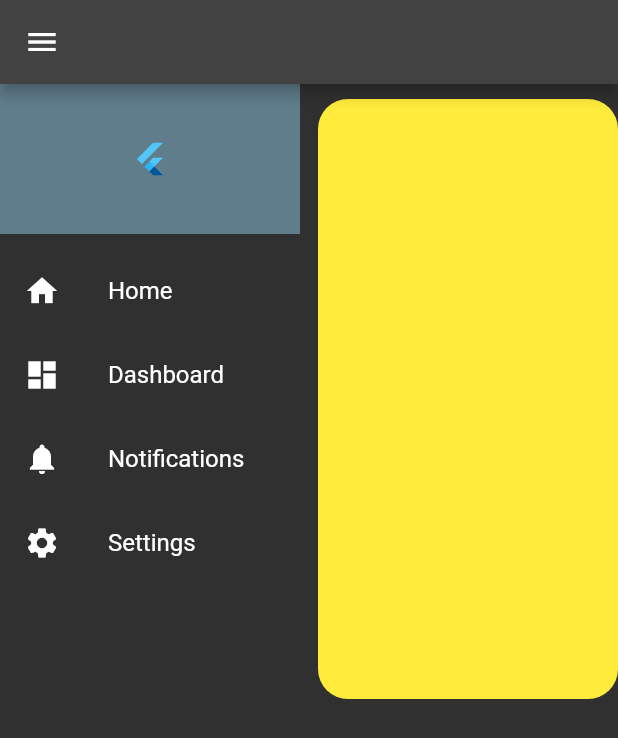
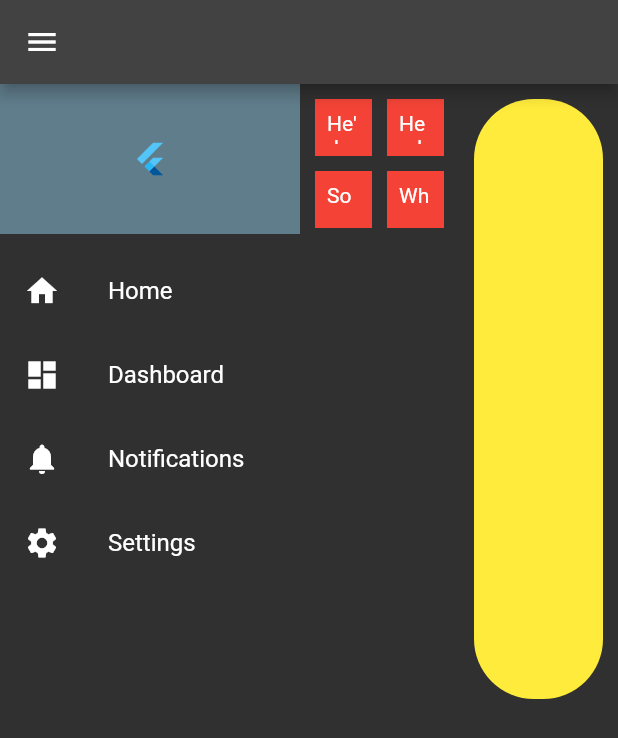
Before and after one commit to sebastiansliwa/responsive_example, a Flutter app: the screen it shows after launch, on a phone screen of 412 x 824 dp. Shown: the top 738 px of the screen. Run offline on Flutter 3.47's test engine with Material 2 defaults, Android fonts, the light colour scheme and no system bars.

Commit message:
Prepare Initial structure

```diff
--- /dev/null
+++ b/lib/app/app.dart
@@ -0,0 +1,24 @@
+import 'package:flutter/material.dart';
+
+import '../features/home/pages/home_page.dart';
+
+class MyApp extends StatelessWidget {
+  const MyApp({Key? key}) : super(key: key);
+
+  @override
+  Widget build(BuildContext context) {
+    final themeData = ThemeData.dark();
+    return MaterialApp(
+      debugShowCheckedModeBanner: false,
+      title: 'Flutter Demo',
+      theme: themeData.copyWith(
+        colorScheme: themeData.colorScheme.copyWith(
+          primary: Colors.blueGrey,
+          secondary: Colors.red,
+          tertiary: Colors.yellow,
+        ),
+      ),
+      home: const HomePage(),
+    );
+  }
+}
--- /dev/null
+++ b/lib/features/home/pages/home_page.dart
@@ -0,0 +1,36 @@
+import 'package:flutter/material.dart';
+
+import 'widgets/extra_panel.dart';
+import 'widgets/main_content.dart';
+import 'widgets/navigation_panel.dart';
+
+class HomePage extends StatelessWidget {
+  const HomePage({
+    Key? key,
+  }) : super(key: key);
+
+  @override
+  Widget build(BuildContext context) {
+    return Scaffold(
+      appBar: AppBar(),
+      drawer: const Drawer(
+        child: NavigationPanel(),
+      ),
+      body: Row(
+        crossAxisAlignment: CrossAxisAlignment.start,
+        children: const [
+          SizedBox(
+            width: 200,
+            child: NavigationPanel(),
+          ),
+          Expanded(
+            child: MainContent(),
+          ),
+          Expanded(
+            child: ExtraPanel(),
+          ),
+        ],
+      ),
+    );
+  }
+}
--- /dev/null
+++ b/lib/features/home/pages/widgets/extra_panel.dart
@@ -0,0 +1,19 @@
+import 'package:flutter/material.dart';
+
+class ExtraPanel extends StatelessWidget {
+  const ExtraPanel({
+    Key? key,
+  }) : super(key: key);
+
+  @override
+  Widget build(BuildContext context) {
+    return Container(
+      height: 400,
+      margin: const EdgeInsets.all(10),
+      decoration: BoxDecoration(
+        color: Theme.of(context).colorScheme.tertiary,
+        borderRadius: BorderRadius.circular(40),
+      ),
+    );
+  }
+}
--- /dev/null
+++ b/lib/features/home/pages/widgets/main_content.dart
@@ -0,0 +1,42 @@
+import 'package:flutter/material.dart';
+
+class MainContent extends StatelessWidget {
+  const MainContent({
+    Key? key,
+  }) : super(key: key);
+
+  @override
+  Widget build(BuildContext context) {
+    return GridView.count(
+      physics: const NeverScrollableScrollPhysics(),
+      shrinkWrap: true,
+      primary: false,
+      padding: const EdgeInsets.all(10),
+      crossAxisSpacing: 10,
+      mainAxisSpacing: 10,
+      crossAxisCount: 2,
+      children: <Widget>[
+        Container(
+          padding: const EdgeInsets.all(8),
+          child: const Text("He'd have you all unravel at the"),
+          color: Theme.of(context).colorScheme.secondary,
+        ),
+        Container(
+          padding: const EdgeInsets.all(8),
+          child: const Text('Heed not the rabble'),
+          color: Theme.of(context).colorScheme.secondary,
+        ),
+        Container(
+          padding: const EdgeInsets.all(8),
+          child: const Text('Sound of screams but the'),
+          color: Theme.of(context).colorScheme.secondary,
+        ),
+        Container(
+          padding: const EdgeInsets.all(8),
+          child: const Text('Who scream'),
+          color: Theme.of(context).colorScheme.secondary,
+        ),
+      ],
+    );
+  }
+}
--- /dev/null
+++ b/lib/features/home/pages/widgets/navigation_panel.dart
@@ -0,0 +1,45 @@
+import 'package:flutter/material.dart';
+
+class NavigationPanel extends StatelessWidget {
+  const NavigationPanel({
+    Key? key,
+  }) : super(key: key);
+
+  @override
+  Widget build(BuildContext context) {
+    return Column(
+      children: [
+        Container(
+          height: 100,
+          decoration: BoxDecoration(
+            color: Theme.of(context).colorScheme.primary,
+          ),
+          child: const Center(
+            child: FlutterLogo(),
+          ),
+        ),
+        const SizedBox(height: 10),
+        ListTile(
+          leading: const Icon(Icons.home),
+          title: const Text('Home'),
+          onTap: () {},
+        ),
+        ListTile(
+          leading: const Icon(Icons.dashboard),
+          title: const Text('Dashboard'),
+          onTap: () {},
+        ),
+        ListTile(
+          leading: const Icon(Icons.notifications),
+          title: const Text('Notifications'),
+          onTap: () {},
+        ),
+        ListTile(
+          leading: const Icon(Icons.settings),
+          title: const Text('Settings'),
+          onTap: () {},
+        ),
+      ],
+    );
+  }
+}
--- a/lib/main.dart
+++ b/lib/main.dart
@@ -1,136 +1,7 @@
 import 'package:flutter/material.dart';
+
+import 'app/app.dart';
 
 void main() {
   runApp(const MyApp());
 }
-
-class MyApp extends StatelessWidget {
-  const MyApp({Key? key}) : super(key: key);
-
-  @override
-  Widget build(BuildContext context) {
-    final themeData = ThemeData.dark();
-    return MaterialApp(
-      debugShowCheckedModeBanner: false,
-      title: 'Flutter Demo',
-      theme: themeData.copyWith(
-        colorScheme: themeData.colorScheme.copyWith(
-          primary: Colors.blueGrey,
-          secondary: Colors.red,
-          tertiary: Colors.yellow,
-        ),
-      ),
-      home: const HomePage(),
-    );
-  }
-}
-
-class HomePage extends StatelessWidget {
-  const HomePage({
-    Key? key,
-  }) : super(key: key);
-
-  @override
-  Widget build(BuildContext context) {
-    return Scaffold(
-      appBar: AppBar(),
-      drawer: const Drawer(
-        child: MenuWidget(),
-      ),
-      body: Row(
-        crossAxisAlignment: CrossAxisAlignment.start,
-        children: [
-          const SizedBox(
-            width: 200,
-            child: MenuWidget(),
-          ),
-          Expanded(
-            child: GridView.count(
-              shrinkWrap: true,
-              primary: false,
-              padding: const EdgeInsets.all(10),
-              crossAxisSpacing: 10,
-              mainAxisSpacing: 10,
-              crossAxisCount: 2,
-              children: <Widget>[
-                Container(
-                  padding: const EdgeInsets.all(8),
-                  child: const Text("He'd have you all unravel at the"),
-                  color: Theme.of(context).colorScheme.secondary,
-                ),
-                Container(
-                  padding: const EdgeInsets.all(8),
-                  child: const Text('Heed not the rabble'),
-                  color: Theme.of(context).colorScheme.secondary,
-                ),
-                Container(
-                  padding: const EdgeInsets.all(8),
-                  child: const Text('Sound of screams but the'),
-                  color: Theme.of(context).colorScheme.secondary,
-                ),
-                Container(
-                  padding: const EdgeInsets.all(8),
-                  child: const Text('Who scream'),
-                  color: Theme.of(context).colorScheme.secondary,
-                ),
-              ],
-            ),
-          ),
-          Container(
-            width: 200,
-            height: 400,
-            margin: const EdgeInsets.symmetric(vertical: 10),
-            decoration: BoxDecoration(
-              color: Theme.of(context).colorScheme.tertiary,
-              borderRadius: BorderRadius.circular(20),
-            ),
-          ),
-        ],
-      ),
-    );
-  }
-}
-
-class MenuWidget extends StatelessWidget {
-  const MenuWidget({
-    Key? key,
-  }) : super(key: key);
-
-  @override
-  Widget build(BuildContext context) {
-    return Column(
-      children: [
-        Container(
-          height: 100,
-          decoration: BoxDecoration(
-            color: Theme.of(context).colorScheme.primary,
-          ),
-          child: const Center(
-            child: FlutterLogo(),
-          ),
-        ),
-        SizedBox(height: 10),
-        ListTile(
-          leading: const Icon(Icons.home),
-          title: const Text('Home'),
-          onTap: () {},
-        ),
-        ListTile(
-          leading: const Icon(Icons.dashboard),
-          title: const Text('Dashboard'),
-          onTap: () {},
-        ),
-        ListTile(
-          leading: const Icon(Icons.notifications),
-          title: const Text('Notifications'),
-          onTap: () {},
-        ),
-        ListTile(
-          leading: const Icon(Icons.settings),
-          title: const Text('Settings'),
-          onTap: () {},
-        ),
-      ],
-    );
-  }
-}
```
Also changed, not shown: 1 other file.
